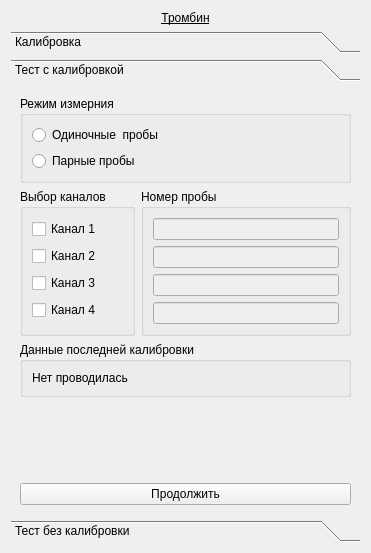
Before: the Qt Designer form choisedialog/ko4.ui in krang4d/Agrekola, drawn with Qt 5.
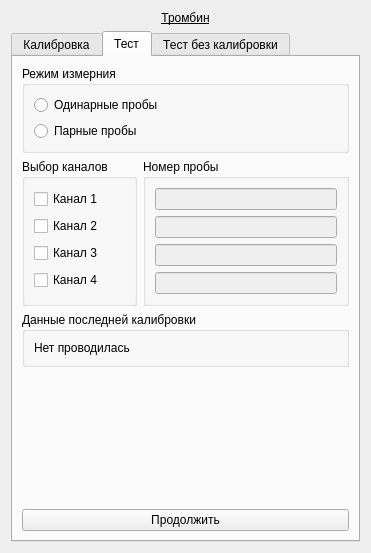
After: the same form once the commit is applied. The open tabs and pages were chosen to show the change.

```diff
--- a/choisedialog/ko4.ui
+++ b/choisedialog/ko4.ui
@@ -25,20 +25,12 @@
     </widget>
    </item>
    <item>
-    <widget class="QToolBox" name="toolBox_ko4">
+    <widget class="QTabWidget" name="tabWidget_ko4">
      <property name="currentIndex">
       <number>0</number>
      </property>
-     <widget class="QWidget" name="page_calib">
-      <property name="geometry">
-       <rect>
-        <x>0</x>
-        <y>0</y>
-        <width>353</width>
-        <height>435</height>
-       </rect>
-      </property>
-      <attribute name="label">
+     <widget class="QWidget" name="tabWidget_ko4Page1">
+      <attribute name="title">
        <string>Калибровка</string>
       </attribute>
       <layout class="QVBoxLayout" name="verticalLayout">
@@ -214,17 +206,9 @@
        </item>
       </layout>
      </widget>
-     <widget class="QWidget" name="page_test1">
-      <property name="geometry">
-       <rect>
-        <x>0</x>
-        <y>0</y>
-        <width>353</width>
-        <height>435</height>
-       </rect>
-      </property>
-      <attribute name="label">
-       <string>Тест с калибровкой</string>
+     <widget class="QWidget" name="tabWidget_ko4Page2">
+      <attribute name="title">
+       <string>Тест</string>
       </attribute>
       <layout class="QVBoxLayout" name="verticalLayout_4">
        <item>
@@ -248,7 +232,7 @@
           <item>
            <widget class="QRadioButton" name="radioButton_test1Single">
             <property name="text">
-             <string>Одиночные  пробы</string>
+             <string>Одинарные пробы</string>
             </property>
            </widget>
           </item>
@@ -378,16 +362,8 @@
        </item>
       </layout>
      </widget>
-     <widget class="QWidget" name="page_test2">
-      <property name="geometry">
-       <rect>
-        <x>0</x>
-        <y>0</y>
-        <width>353</width>
-        <height>435</height>
-       </rect>
-      </property>
-      <attribute name="label">
+     <widget class="QWidget" name="tabWidget_ko4Page3">
+      <attribute name="title">
        <string>Тест без калибровки</string>
       </attribute>
       <layout class="QVBoxLayout" name="verticalLayout_9">
```
Left out of the diff: 21 changed lines with no effect on the pictures.
